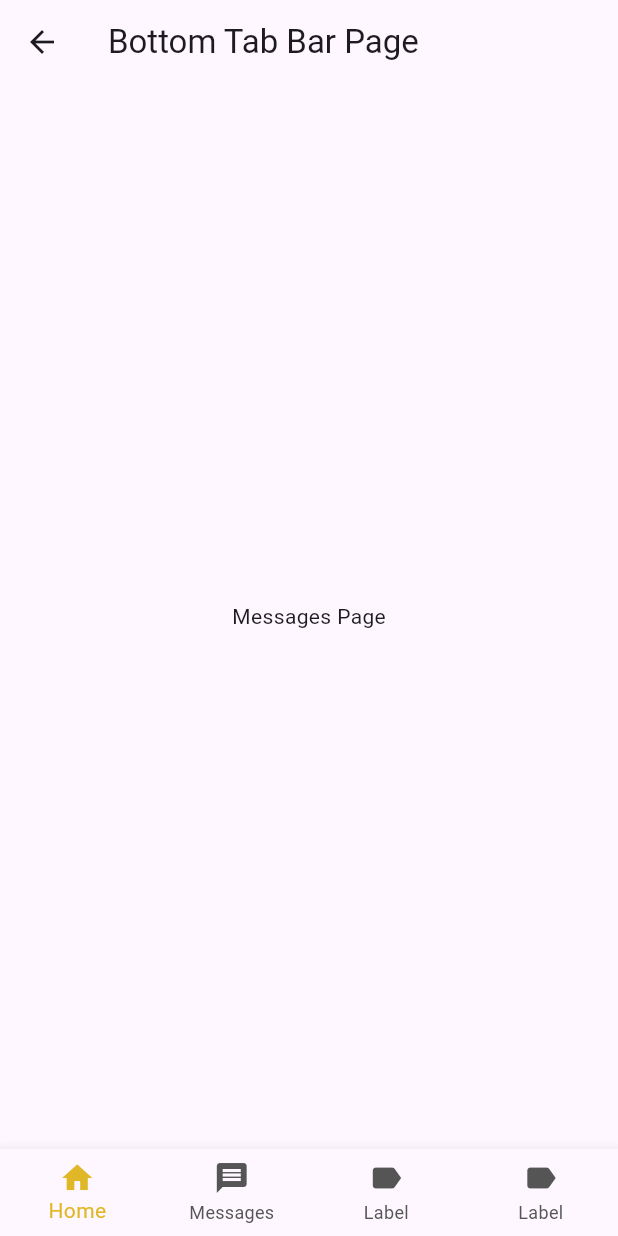
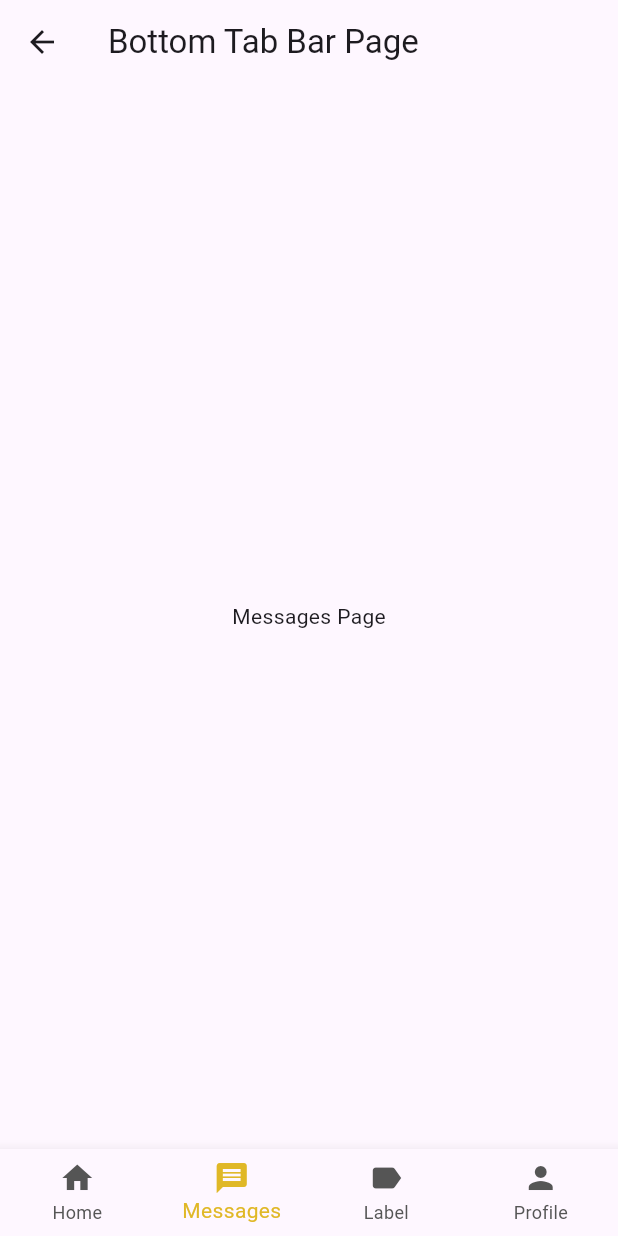
Before and after one commit to Albericoeduardo/Dart-Design-System, a Flutter app: the BottomTabBarPage screen opened directly, item 2 of the bottom bar chosen, on a phone screen of 412 x 824 dp. Run offline on Flutter 3.47's test engine with Material 3 defaults, Android fonts, the light colour scheme and no system bars.

Commit message:
bugfix: include current index prop to alter the colors of the selected item

```diff
--- a/lib/Components/BottomTabBar/bottom_tab_bar.dart
+++ b/lib/Components/BottomTabBar/bottom_tab_bar.dart
@@ -4,10 +4,12 @@ import 'package:input_text/shared/colors.dart';
 
 class BottomTabBar extends StatelessWidget {
   final BottomTabBarViewModel viewModel;
-  const BottomTabBar._({super.key, required this.viewModel});
+  final int currentIndex;
 
-  static Widget instantiate({required BottomTabBarViewModel viewModel}) {
-    return BottomTabBar._(viewModel: viewModel);
+  const BottomTabBar._({super.key, required this.viewModel, required this.currentIndex}); // Atualizei aqui
+
+  static Widget instantiate({required BottomTabBarViewModel viewModel, required int currentIndex}) {
+    return BottomTabBar._(viewModel: viewModel, currentIndex: currentIndex); // Atualizei aqui
   }
 
   @override
@@ -18,6 +20,7 @@ class BottomTabBar extends StatelessWidget {
       selectedItemColor: darkPrimaryBrandColor,
       unselectedItemColor: lightPrimaryBaseColorLight,
       showUnselectedLabels: true,
+      currentIndex: currentIndex,
       onTap: viewModel.onIndexChanged,
     );
   }
--- a/lib/pages/bottomTabBarPage/bottom_tab_bar_page.dart
+++ b/lib/pages/bottomTabBarPage/bottom_tab_bar_page.dart
@@ -11,6 +11,7 @@ class BottomTabBarPage extends StatefulWidget {
 
 class _BottomTabBarPageState extends State<BottomTabBarPage> {
   int actualIndex = 0;
+
   @override
   Widget build(BuildContext context) {
     final List<Widget> pages = [
@@ -30,28 +31,28 @@ class _BottomTabBarPageState extends State<BottomTabBarPage> {
           bottomTabs: [
             const BottomNavigationBarItem(
               icon: Icon(Icons.home),
-              label: "Home"
+              label: "Home",
             ),
             const BottomNavigationBarItem(
               icon: Icon(Icons.message),
-              label: "Messages"
+              label: "Messages",
             ),
             const BottomNavigationBarItem(
               icon: Icon(Icons.label),
-              label: "Label"
+              label: "Label",
             ),
             const BottomNavigationBarItem(
-              icon: Icon(Icons.label),
-              label: "Label"
+              icon: Icon(Icons.person),
+              label: "Profile",
             )
           ],
-          //todo: implement pagination on index change with pages list
           onIndexChanged: (index) {
             setState(() {
               actualIndex = index;
             });
           },
         ),
+        currentIndex: actualIndex,
       ),
     );
   }
```
